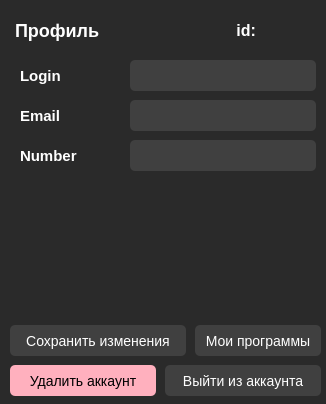
First picture: the form in profile/profile.ui, repository b0shka/selling_apps, before the edit.
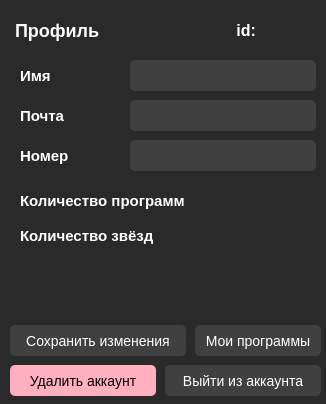
Second picture: the form after the edit.

Commit message: Output of the number of stars of the program in the profile, the ability to put stars and added a new field for the description of the program

```diff
--- a/profile/profile.ui
+++ b/profile/profile.ui
@@ -175,7 +175,7 @@
 color: white;</string>
    </property>
    <property name="text">
-    <string>Login</string>
+    <string>Имя</string>
    </property>
   </widget>
   <widget class="QLabel" name="label_5">
@@ -199,7 +199,7 @@
 color: white;</string>
    </property>
    <property name="text">
-    <string>Email</string>
+    <string>Почта</string>
    </property>
   </widget>
   <widget class="QLineEdit" name="lineEdit_2">
@@ -259,7 +259,7 @@
 color: white;</string>
    </property>
    <property name="text">
-    <string>Number</string>
+    <string>Номер</string>
    </property>
   </widget>
   <widget class="QPushButton" name="pushButton_3">
@@ -304,6 +304,108 @@
     <string>Мои программы</string>
    </property>
   </widget>
+  <widget class="QLabel" name="label_7">
+   <property name="geometry">
+    <rect>
+     <x>20</x>
+     <y>190</y>
+     <width>206</width>
+     <height>21</height>
+    </rect>
+   </property>
+   <property name="font">
+    <font>
+     <pointsize>-1</pointsize>
+     <weight>75</weight>
+     <bold>true</bold>
+    </font>
+   </property>
+   <property name="styleSheet">
+    <string notr="true">font-size: 15px;
+color: white;</string>
+   </property>
+   <property name="text">
+    <string>Количество программ</string>
+   </property>
+  </widget>
+  <widget class="QLabel" name="label_8">
+   <property name="geometry">
+    <rect>
+     <x>235</x>
+     <y>190</y>
+     <width>51</width>
+     <height>21</height>
+    </rect>
+   </property>
+   <property name="font">
+    <font>
+     <pointsize>-1</pointsize>
+     <weight>75</weight>
+     <bold>true</bold>
+    </font>
+   </property>
+   <property name="styleSheet">
+    <string notr="true">font-size: 16px;
+color: white;</string>
+   </property>
+   <property name="text">
+    <string/>
+   </property>
+   <property name="alignment">
+    <set>Qt::AlignLeading|Qt::AlignLeft|Qt::AlignVCenter</set>
+   </property>
+  </widget>
+  <widget class="QLabel" name="label_9">
+   <property name="geometry">
+    <rect>
+     <x>235</x>
+     <y>225</y>
+     <width>51</width>
+     <height>21</height>
+    </rect>
+   </property>
+   <property name="font">
+    <font>
+     <pointsize>-1</pointsize>
+     <weight>75</weight>
+     <bold>true</bold>
+    </font>
+   </property>
+   <property name="styleSheet">
+    <string notr="true">font-size: 16px;
+color: white;</string>
+   </property>
+   <property name="text">
+    <string/>
+   </property>
+   <property name="alignment">
+    <set>Qt::AlignLeading|Qt::AlignLeft|Qt::AlignVCenter</set>
+   </property>
+  </widget>
+  <widget class="QLabel" name="label_10">
+   <property name="geometry">
+    <rect>
+     <x>20</x>
+     <y>225</y>
+     <width>206</width>
+     <height>21</height>
+    </rect>
+   </property>
+   <property name="font">
+    <font>
+     <pointsize>-1</pointsize>
+     <weight>75</weight>
+     <bold>true</bold>
+    </font>
+   </property>
+   <property name="styleSheet">
+    <string notr="true">font-size: 15px;
+color: white;</string>
+   </property>
+   <property name="text">
+    <string>Количество звёзд</string>
+   </property>
+  </widget>
  </widget>
  <resources/>
  <connections/>
```
The commit also changes 68 other files.
